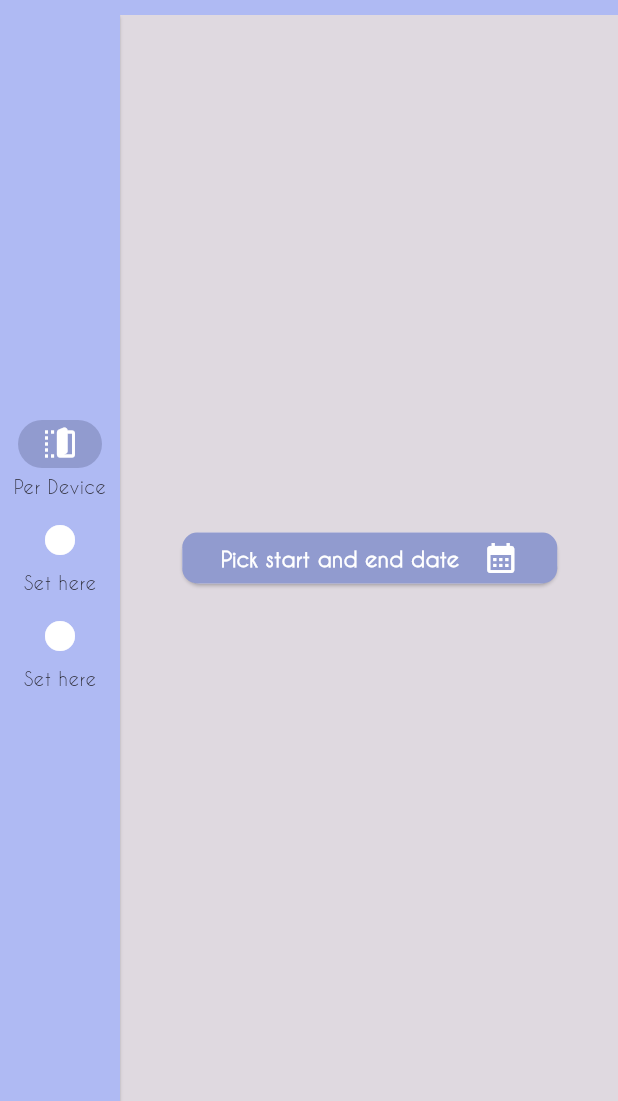
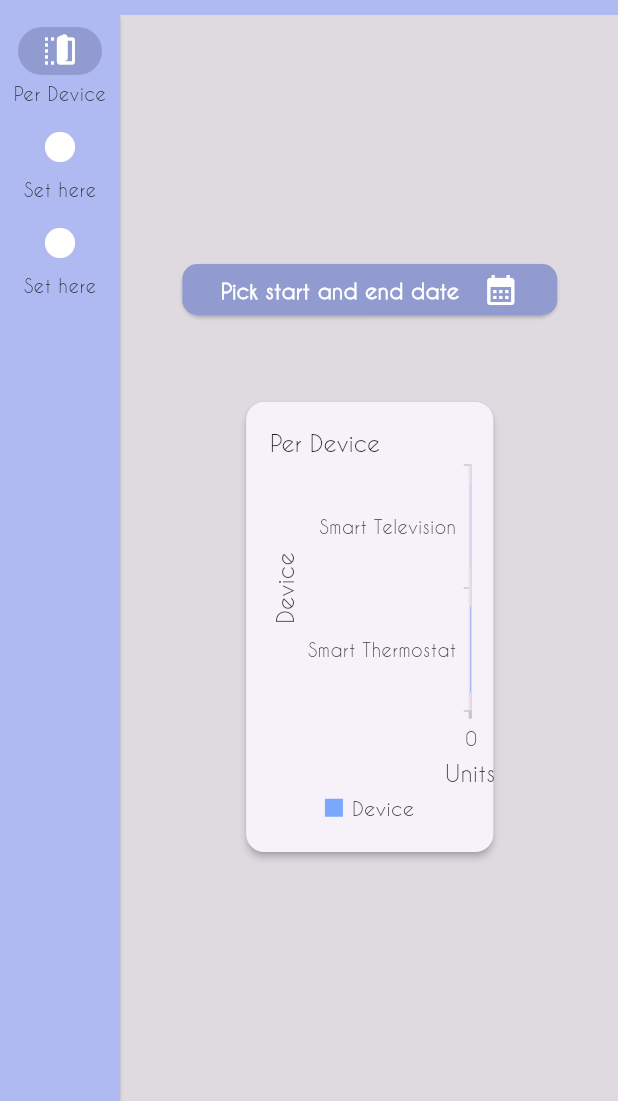
Before and after one commit to Thisuraka/smart_house_dash, a Flutter app: the screen it shows after launch, on a phone screen of 412 x 824 dp, the part 135-1236 px from its top. Run offline on Flutter 3.47's test engine with Material 2 defaults, Android fonts, the phone set to English and light mode, and no system bars; our stand-ins replace dio, flutter_easyloading, syncfusion_flutter_charts; statements that could not run were skipped.

Commit message:
per device chart

```diff
--- a/lib/style.dart
+++ b/lib/style.dart
@@ -1,13 +1,18 @@
 import 'package:flutter/material.dart';
 
-const defaultColor = Color(0xFFAFBAF3);
-const accentColor = Color(0xFF919BCF);
+class AppColors {
+  static Color defaultColor = const Color(0xFFAFBAF3);
+  static Color accentColor = const Color(0xFF919BCF);
 
-const inactiveColor = Color(0xFFCFCFCF);
-const warningAlertColor = Color(0xFFFF7F50);
-const successAlertColor = Color(0xFF009688);
-const errorAlertColor = Color(0xFFFF4757);
-const loadingPlaceholderColor = Color(0xFFE0E0E0);
+  static Color inactiveColor = const Color(0xFFCFCFCF);
+  static Color warningAlertColor = const Color(0xFFFF7F50);
+  static Color successAlertColor = const Color(0xFF009688);
+  static Color errorAlertColor = const Color(0xFFFF4757);
+  static Color loadingPlaceholderColor = const Color(0xFFE0E0E0);
+
+
+  static Color chartBlue =const Color(0xFF7BA7FF);
+}
 
 //Fonts and text
 const labelStyle = TextStyle(color: Colors.black26, fontWeight: FontWeight.w500, fontSize: 15.0);
--- a/lib/utils/strings.dart
+++ b/lib/utils/strings.dart
@@ -1,4 +1,6 @@
 class AppString {
   static const perDevice = "Per Device";
   static const pickStartEndDate = "Pick start and end date";
+  static const device = "Device";
+  static const units = "Units";
 }
--- a/lib/viewmodels/per_device_viewmodel.dart
+++ b/lib/viewmodels/per_device_viewmodel.dart
@@ -1,8 +1,26 @@
 import 'package:flutter/material.dart';
+import 'package:smart_home/models/per_device_and_date_model.dart';
 
 class PerDeviceViewModel extends ChangeNotifier {
   DateTime? startDate;
   DateTime? endDate;
+
+  List<PerDeviceModel> sampleData = [
+    PerDeviceModel(
+      date: "1697264489",
+      deviceName: "Smart Thermostat",
+      usageHours: 8,
+      wattage: 60,
+      costPerKwh: 45,
+    ),
+    PerDeviceModel(
+      date: "1697264489",
+      deviceName: "Smart Television",
+      usageHours: 8,
+      wattage: 25,
+      costPerKwh: 45,
+    ),
+  ];
 
   setStartAndEndDate(DateTime startDate, DateTime endDate) {
     startDate = startDate;
--- a/lib/views/home_view.dart
+++ b/lib/views/home_view.dart
@@ -15,7 +15,7 @@ class HomeView extends StatelessWidget {
     return Scaffold(
       appBar: AppBar(
         toolbarHeight: 100,
-        backgroundColor: defaultColor,
+        backgroundColor: AppColors.defaultColor,
         title: Align(
           alignment: Alignment.center,
           child: Image.asset(
@@ -34,10 +34,10 @@ class HomeView extends StatelessWidget {
               children: <Widget>[
                 NavigationRail(
                   selectedIndex: model.selectedIndex,
-                  groupAlignment: 0,
+                  groupAlignment: -1.0,
                   elevation: 1,
-                  backgroundColor: defaultColor,
-                  indicatorColor: accentColor,
+                  backgroundColor: AppColors.defaultColor,
+                  indicatorColor: AppColors.accentColor,
                   onDestinationSelected: (int index) {
                     model.updateIndex(index);
                   },
--- /dev/null
+++ b/lib/views/per_device/per_device_chart.dart
@@ -0,0 +1,67 @@
+import 'package:flutter/material.dart';
+import 'package:smart_home/models/per_device_and_date_model.dart';
+import 'package:smart_home/style.dart';
+import 'package:smart_home/utils/strings.dart';
+import 'package:syncfusion_flutter_charts/charts.dart';
+
+class PerDeviceChart extends StatelessWidget {
+  const PerDeviceChart({required this.perDeviceList, super.key});
+
+  final List<PerDeviceModel> perDeviceList;
+
+  @override
+  Widget build(BuildContext context) {
+    return SfCartesianChart(
+      margin: const EdgeInsets.all(16.0),
+      title: ChartTitle(text: AppString.perDevice, alignment: ChartAlignment.near),
+      primaryXAxis: CategoryAxis(title: AxisTitle(text: AppString.device)),
+      primaryYAxis: NumericAxis(title: AxisTitle(text: AppString.units)),
+      legend: const Legend(isVisible: true, overflowMode: LegendItemOverflowMode.wrap),
+      series: <ChartSeries<PerDeviceChartData, String>>[
+        StackedBarSeries<PerDeviceChartData, String>(
+          dataSource: getDataForGraph(),
+          xValueMapper: (PerDeviceChartData value, _) => value.device,
+          yValueMapper: (PerDeviceChartData value, _) => value.units,
+          name: AppString.device,
+          color: AppColors.chartBlue,
+          dataLabelSettings: dataLabelSettings(),
+          enableTooltip: true,
+        ),
+      ],
+    );
+  }
+
+  List<PerDeviceChartData> getDataForGraph() {
+    List<PerDeviceChartData> dataSet = [];
+
+    for (final data in perDeviceList) {
+      dataSet.add(
+        PerDeviceChartData(
+          data.deviceName ?? 'ERROR',
+          data.wattage! * data.usageHours!,
+        ),
+      );
+    }
+    return dataSet;
+  }
+
+  DataLabelSettings dataLabelSettings() => const DataLabelSettings(
+        isVisible: true,
+        labelIntersectAction: LabelIntersectAction.shift,
+        overflowMode: OverflowMode.none,
+        labelPosition: ChartDataLabelPosition.outside,
+        textStyle: TextStyle(
+          overflow: TextOverflow.visible,
+        ),
+        useSeriesColor: true,
+      );
+}
+
+class PerDeviceChartData {
+  PerDeviceChartData(
+    this.device,
+    this.units,
+  );
+  final String device;
+  final int units;
+}
--- a/lib/views/per_device/per_device_tab.dart
+++ b/lib/views/per_device/per_device_tab.dart
@@ -1,6 +1,7 @@
 import 'package:flutter/material.dart';
 import 'package:provider/provider.dart';
 import 'package:smart_home/viewmodels/per_device_viewmodel.dart';
+import 'package:smart_home/views/per_device/per_device_chart.dart';
 import 'package:smart_home/widgets/date_filter_widget.dart';
 
 class PerDeviceTab extends StatelessWidget {
@@ -17,6 +18,15 @@ class PerDeviceTab extends StatelessWidget {
               model.setStartAndEndDate(startDate, endDate);
             },
           ),
+          const SizedBox(
+            height: 50,
+          ),
+          Card(
+            elevation: 2,
+            child: SizedBox(
+                width: MediaQuery.of(context).size.width * 0.4,
+                child: PerDeviceChart(perDeviceList: model.sampleData)),
+          )
         ],
       );
     });
--- a/lib/widgets/date_filter_widget.dart
+++ b/lib/widgets/date_filter_widget.dart
@@ -31,9 +31,9 @@ class _DateFilterWidgetState extends State<DateFilterWidget> {
         child: Container(
           width: 250,
           padding: const EdgeInsets.symmetric(vertical: 5, horizontal: 10),
-          decoration: const BoxDecoration(
-            color: accentColor,
-            borderRadius: BorderRadius.all(Radius.circular(10)),
+          decoration: BoxDecoration(
+            color: AppColors.accentColor,
+            borderRadius: const BorderRadius.all(Radius.circular(10)),
           ),
           child: const Row(
             mainAxisAlignment: MainAxisAlignment.spaceEvenly,
```
